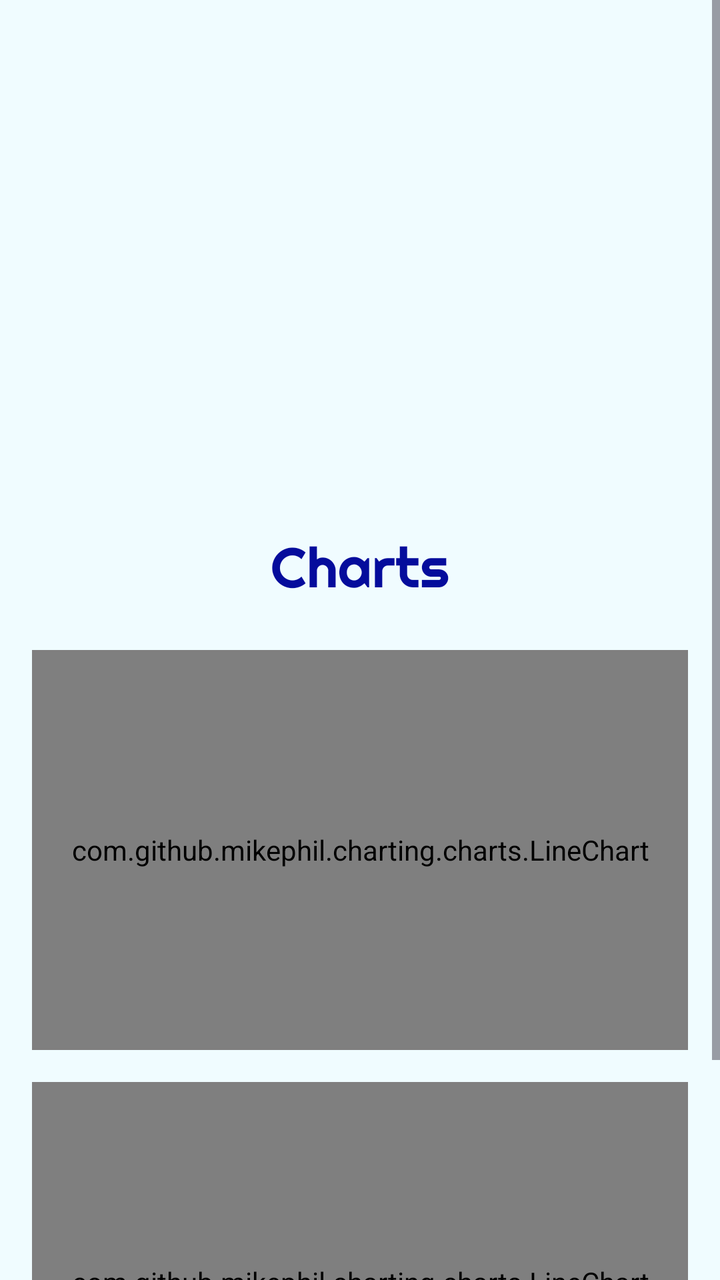
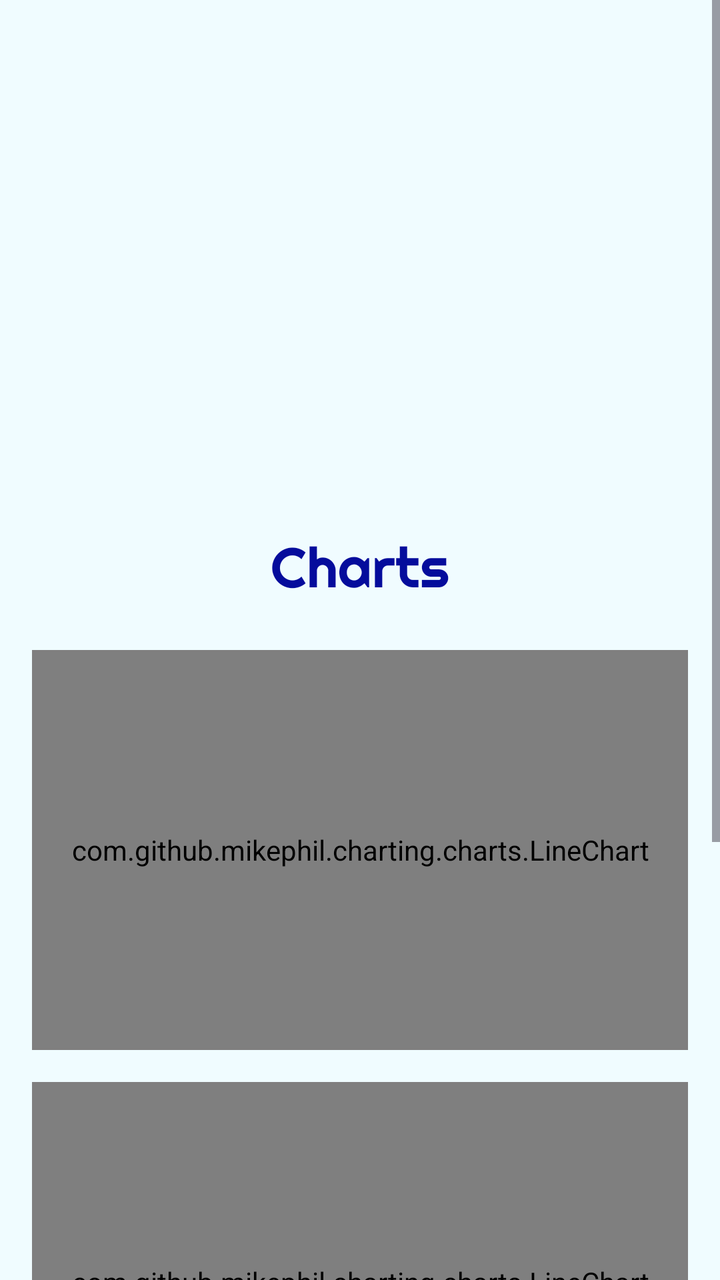

An Android layout rendered at two revisions. The XML below is the earlier revision; the diff shows what the commit changed to produce the second picture.
<!-- AndroidManifest.xml: application theme Theme.StrokeSense -->
<!-- res/layout/activity_training_detail.xml -->
<?xml version="1.0" encoding="utf-8"?>
<ScrollView
    xmlns:android="http://schemas.android.com/apk/res/android"
    android:layout_width="match_parent"
    android:layout_height="match_parent"
    android:fillViewport="true"
    android:background="?attr/backgroundColor">

    <LinearLayout
        android:layout_width="match_parent"
        android:layout_height="wrap_content"
        android:orientation="vertical"
        android:padding="16dp"
        android:gravity="center_horizontal">

        <TextView
            android:id="@+id/textViewDuration"
            android:layout_width="wrap_content"
            android:layout_height="wrap_content"
            android:textSize="20sp"
            android:fontFamily="@font/sofia_sans_bold"
            android:textColor="?attr/colorSecondary"
            android:layout_marginBottom="16dp"/>

        <TextView
            android:id="@+id/textViewDistance"
            android:layout_width="wrap_content"
            android:layout_height="wrap_content"
            android:textSize="20sp"
            android:fontFamily="@font/sofia_sans_bold"
            android:textColor="?attr/colorSecondary"
            android:layout_marginBottom="16dp"/>

        <TextView
            android:id="@+id/textViewMaxSpeed"
            android:layout_width="wrap_content"
            android:layout_height="wrap_content"
            android:textSize="20sp"
            android:fontFamily="@font/sofia_sans_bold"
            android:textColor="?attr/colorSecondary"
            android:layout_marginBottom="16dp"/>

        <TextView
            android:id="@+id/textViewAvgSpeed"
            android:layout_width="wrap_content"
            android:layout_height="wrap_content"
            android:textSize="20sp"
            android:fontFamily="@font/sofia_sans_bold"
            android:textColor="?attr/colorSecondary"
            android:layout_marginBottom="16dp"/>

        <TextView
            android:id="@+id/textViewSPM"
            android:layout_width="wrap_content"
            android:layout_height="wrap_content"
            android:textSize="20sp"
            android:fontFamily="@font/sofia_sans_bold"
            android:textColor="?attr/colorSecondary"
            android:layout_marginBottom="16dp"/>

        <TextView
            android:id="@+id/textViewTilt"
            android:layout_width="wrap_content"
            android:layout_height="wrap_content"
            android:textSize="20sp"
            android:fontFamily="@font/sofia_sans_bold"
            android:textColor="?attr/colorSecondary"
            android:layout_marginBottom="28dp"/>

        <TextView
            android:layout_width="wrap_content"
            android:layout_height="wrap_content"
            android:text="@string/charts_title"
            android:textSize="28sp"
            android:fontFamily="@font/righteous_regular"
            android:textColor="?attr/colorPrimary"
            android:layout_gravity="center_horizontal"
            android:layout_marginBottom="24dp"/>

        <com.github.mikephil.charting.charts.LineChart
            android:id="@+id/speedChart"
            android:layout_width="match_parent"
            android:layout_height="200dp"
            android:layout_marginBottom="16dp"/>

        <com.github.mikephil.charting.charts.LineChart
            android:id="@+id/accelerationChart"
            android:layout_width="match_parent"
            android:layout_height="200dp"
            android:layout_marginBottom="16dp"/>






    </LinearLayout>
</ScrollView>
<!-- resources referenced by this layout -->
<resources>
  <string name="charts_title">Charts</string>
  <style name="Theme.StrokeSense" parent="Base.Theme.StrokeSense" />
  <style name="Base.Theme.StrokeSense" parent="Theme.Material3.DayNight.NoActionBar">
          
          
          <item name="colorPrimary">@color/logo_blue</item>
          <item name="colorSecondary">@color/light_blue</item>
          <item name="colorOnPrimary">@color/white</item>
          <item name="backgroundColor">@color/background</item>
  
          <item name="chartLineColor">@color/chart_line_light</item>
          <item name="chartTextColor">@color/chart_text_light</item>
  
      </style>
  <color name="logo_blue">#050C9C</color>
  <color name="light_blue">#3572EF</color>
  <color name="white">#FFFFFFFF</color>
  <color name="background">#F0FCFF</color>
  <color name="chart_line_light">@color/light_blue</color>
  <color name="chart_text_light">@color/light_blue</color>
</resources>

<!-- the commit's change to res/layout/activity_training_detail.xml (unified diff, before → after) -->
@@ -89,10 +89,10 @@
             android:layout_height="200dp"
             android:layout_marginBottom="16dp"/>
 
-
-
-
-
+        <com.github.mikephil.charting.charts.LineChart
+            android:id="@+id/tiltChart"
+            android:layout_width="match_parent"
+            android:layout_height="200dp"/>
 
     </LinearLayout>
 </ScrollView>
